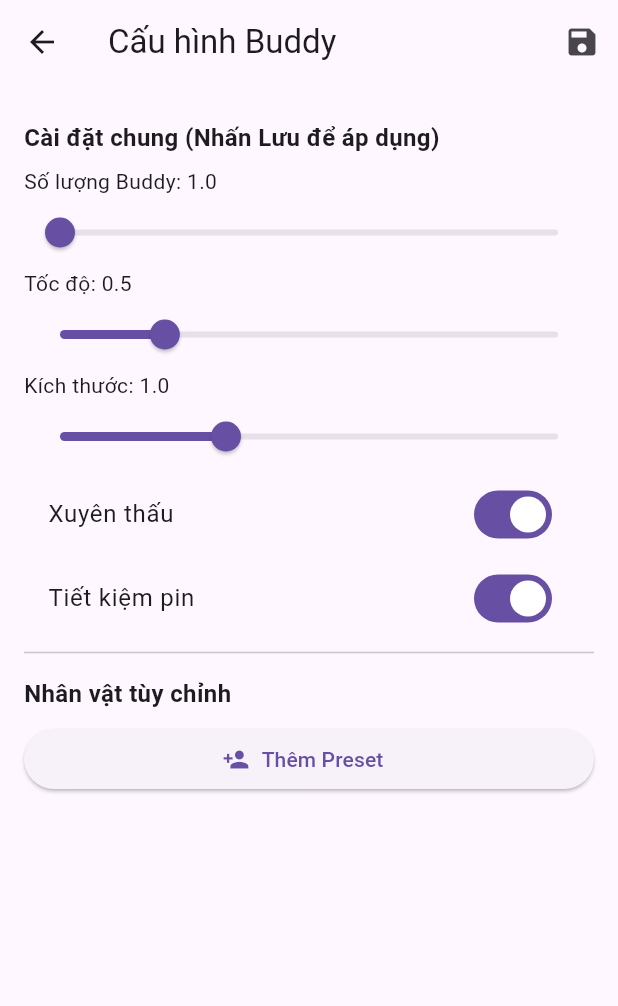
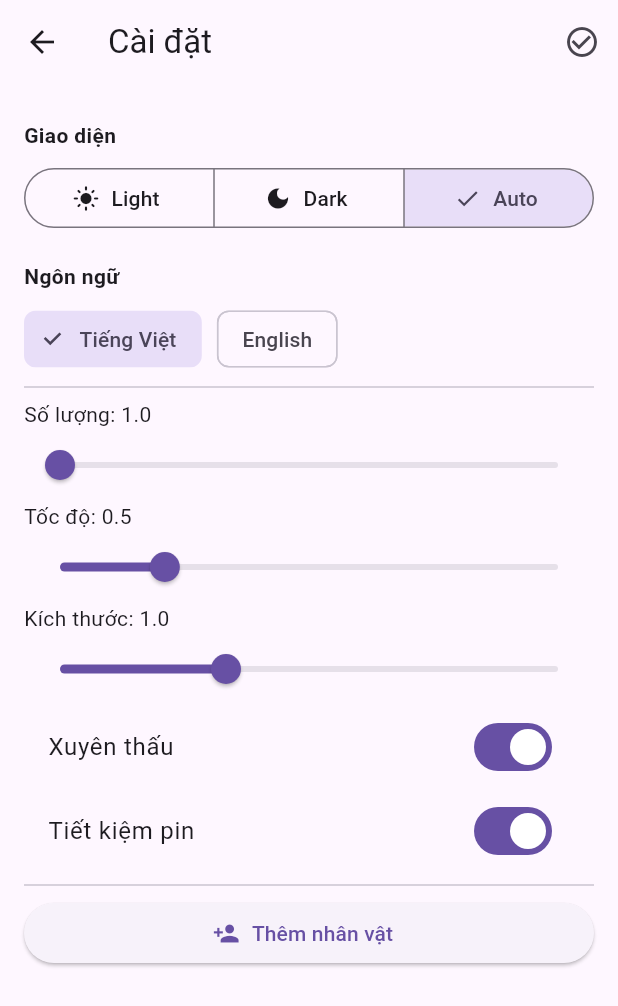
Before and after one commit to goddie9x/t_screen_funny_animation, a Flutter app: the screen it shows after launch, after a tap on the "settings" icon, on a phone screen of 412 x 824 dp. Shown: the top 1006 px of the screen. Run offline on Flutter 3.47's test engine with Material 3 defaults, Android fonts, the phone set to English and light mode, and no system bars; our stand-ins replace image_picker, sensors_plus, shared_preferences; missing offline and left inert: flutter_overlay_window.

Commit message:
feat: add theme

```diff
--- /dev/null
+++ b/flutter_launcher_icons.yaml
@@ -0,0 +1,4 @@
+flutter_launcher_icons:
+  android: true
+  ios: true
+  image_path: "assets/icon/app_icon.png"
--- a/lib/main.dart
+++ b/lib/main.dart
@@ -10,7 +10,28 @@ import 'widgets/t_funny_buddy.dart';
 void main() async {
   WidgetsFlutterBinding.ensureInitialized();
   await AppConfig.instance.load();
-  runApp(const MaterialApp(debugShowCheckedModeBanner: false, home: HomeScreen()));
+  runApp(const TFunnyApp());
+}
+
+class TFunnyApp extends StatelessWidget {
+  const TFunnyApp({super.key});
+
+  @override
+  Widget build(BuildContext context) {
+    return ListenableBuilder(
+      listenable: AppConfig.instance,
+      builder: (context, child) {
+        return MaterialApp(
+          debugShowCheckedModeBanner: false,
+          title: AppConfig.instance.translate('title'),
+          themeMode: AppConfig.instance.themeMode,
+          theme: ThemeData(useMaterial3: true, brightness: Brightness.light),
+          darkTheme: ThemeData(useMaterial3: true, brightness: Brightness.dark),
+          home: const HomeScreen(),
+        );
+      },
+    );
+  }
 }
 
 @pragma("vm:entry-point")
--- a/lib/screens/settings_screen.dart
+++ b/lib/screens/settings_screen.dart
@@ -16,31 +16,49 @@ class _SettingsScreenState extends State<SettingsScreen> {
   Widget build(BuildContext context) {
     final cfg = AppConfig.instance;
     return Scaffold(
-      appBar: AppBar(title: const Text('Cấu hình Buddy'), actions: [
-        IconButton(icon: const Icon(Icons.save), onPressed: () async {
+      appBar: AppBar(title: Text(cfg.translate('settings')), actions: [
+        IconButton(icon: const Icon(Icons.check_circle_outline), onPressed: () async {
           await cfg.save();
-          if (mounted) ScaffoldMessenger.of(context).showSnackBar(const SnackBar(content: Text('Đã lưu và áp dụng toàn hệ thống!')));
+          if (mounted) ScaffoldMessenger.of(context).showSnackBar(SnackBar(content: Text(cfg.translate('save'))));
         })
       ]),
       body: ListView(
         padding: const EdgeInsets.all(16),
         children: [
-          _sectionTitle('Cài đặt chung (Nhấn Lưu để áp dụng)'),
-          _sliderRow('Số lượng Buddy', cfg.shimejiCount.toDouble(), 1, 10, (v) => cfg.shimejiCount = v.toInt()),
-          _sliderRow('Tốc độ', cfg.speedMultiplier, 0.1, 2.0, (v) => cfg.speedMultiplier = v),
-          _sliderRow('Kích thước', cfg.sizeMultiplier, 0.5, 2.0, (v) => cfg.sizeMultiplier = v),
-          SwitchListTile(title: const Text('Xuyên thấu'), value: cfg.isClickThrough, onChanged: (v) => setState(() => cfg.isClickThrough = v)),
-          SwitchListTile(title: const Text('Tiết kiệm pin'), value: cfg.pauseOnScreenOff, onChanged: (v) => setState(() => cfg.pauseOnScreenOff = v)),
+          _sectionTitle(cfg.translate('theme')),
+          SegmentedButton<ThemeMode>(
+            segments: const [
+              ButtonSegment(value: ThemeMode.light, icon: Icon(Icons.light_mode), label: Text('Light')),
+              ButtonSegment(value: ThemeMode.dark, icon: Icon(Icons.dark_mode), label: Text('Dark')),
+              ButtonSegment(value: ThemeMode.system, icon: Icon(Icons.settings_brightness), label: Text('Auto')),
+            ],
+            selected: {cfg.themeMode},
+            onSelectionChanged: (Set<ThemeMode> s) => setState(() => cfg.toggleTheme(s.first)),
+          ),
+          const SizedBox(height: 10),
+          _sectionTitle(cfg.translate('lang')),
+          Row(
+            children: [
+              ChoiceChip(label: const Text('Tiếng Việt'), selected: cfg.locale.languageCode == 'vi', onSelected: (v) => cfg.toggleLang(const Locale('vi'))),
+              const SizedBox(width: 10),
+              ChoiceChip(label: const Text('English'), selected: cfg.locale.languageCode == 'en', onSelected: (v) => cfg.toggleLang(const Locale('en'))),
+            ],
+          ),
           const Divider(),
-          _sectionTitle('Nhân vật tùy chỉnh'),
-          ElevatedButton.icon(icon: const Icon(Icons.person_add), label: const Text('Thêm Preset'), onPressed: _createNewPreset),
+          _sliderRow(cfg.translate('count'), cfg.shimejiCount.toDouble(), 1, 10, (v) => cfg.shimejiCount = v.toInt()),
+          _sliderRow(cfg.translate('speed'), cfg.speedMultiplier, 0.1, 2.0, (v) => cfg.speedMultiplier = v),
+          _sliderRow(cfg.translate('size'), cfg.sizeMultiplier, 0.5, 2.0, (v) => cfg.sizeMultiplier = v),
+          SwitchListTile(title: Text(cfg.translate('click_through')), value: cfg.isClickThrough, onChanged: (v) => setState(() => cfg.isClickThrough = v)),
+          SwitchListTile(title: Text(cfg.translate('battery')), value: cfg.pauseOnScreenOff, onChanged: (v) => setState(() => cfg.pauseOnScreenOff = v)),
+          const Divider(),
+          ElevatedButton.icon(icon: const Icon(Icons.person_add), label: Text(cfg.translate('add_preset')), onPressed: _createNewPreset),
           ...cfg.customPresets.map((p) => _presetCard(p)).toList(),
         ],
       ),
     );
   }
 
-  Widget _sectionTitle(String text) => Padding(padding: const EdgeInsets.symmetric(vertical: 8), child: Text(text, style: const TextStyle(fontWeight: FontWeight.bold, fontSize: 16)));
+  Widget _sectionTitle(String text) => Padding(padding: const EdgeInsets.symmetric(vertical: 8), child: Text(text, style: const TextStyle(fontWeight: FontWeight.bold)));
 
   Widget _sliderRow(String label, double val, double min, double max, Function(double) onCh) {
     return Column(crossAxisAlignment: CrossAxisAlignment.start, children: [
@@ -52,18 +70,13 @@ class _SettingsScreenState extends State<SettingsScreen> {
   Widget _presetCard(CustomPreset p) {
     final cfg = AppConfig.instance;
     return Card(
-      color: cfg.activeCustomPresetId == p.id ? Colors.blue.shade50 : null,
       child: ExpansionTile(
         leading: Radio<String>(value: p.id, groupValue: cfg.activeCustomPresetId, onChanged: (v) { cfg.mode = 'custom'; cfg.activeCustomPresetId = v; setState((){}); }),
         title: Text(p.name),
         children: [
           _upRow(p, 'Đầu', p.headImg, (s) => p.headImg = s),
           _upRow(p, 'Thân', p.bodyImg, (s) => p.bodyImg = s),
-          _upRow(p, 'Tay trên', p.armUpperImg, (s) => p.armUpperImg = s),
-          _upRow(p, 'Tay dưới', p.armLowerImg, (s) => p.armLowerImg = s),
-          _upRow(p, 'Chân trên', p.legUpperImg, (s) => p.legUpperImg = s),
-          _upRow(p, 'Chân dưới', p.legLowerImg, (s) => p.legLowerImg = s),
-          TextButton.icon(onPressed: (){ cfg.customPresets.remove(p); setState((){}); }, icon: const Icon(Icons.delete, color: Colors.red), label: const Text('Xóa', style: TextStyle(color: Colors.red)))
+          TextButton(onPressed: (){ cfg.customPresets.remove(p); setState((){}); }, child: const Text('Xóa', style: TextStyle(color: Colors.red)))
         ],
       ),
     );
@@ -72,22 +85,16 @@ class _SettingsScreenState extends State<SettingsScreen> {
   void _createNewPreset() {
     TextEditingController ctrl = TextEditingController();
     showDialog(context: context, builder: (c) => AlertDialog(
-      title: const Text('Tên nhân vật'),
+      title: const Text('New Buddy'),
       content: TextField(controller: ctrl),
-      actions: [TextButton(onPressed: () {
-        if(ctrl.text.isNotEmpty) {
-          AppConfig.instance.customPresets.add(CustomPreset(id: DateTime.now().toString(), name: ctrl.text));
-          setState((){});
-        }
-        Navigator.pop(c);
-      }, child: const Text('Lưu'))],
+      actions: [TextButton(onPressed: () { if(ctrl.text.isNotEmpty) { AppConfig.instance.customPresets.add(CustomPreset(id: DateTime.now().toString(), name: ctrl.text)); setState((){}); } Navigator.pop(c); }, child: const Text('OK'))],
     ));
   }
 
   Widget _upRow(CustomPreset p, String label, String? path, Function(String) onSet) {
     return ListTile(
       dense: true, title: Text(label),
-      trailing: path != null ? Image.file(File(path), width: 30) : const Icon(Icons.upload, size: 20),
+      trailing: path != null ? const Icon(Icons.check, color: Colors.green) : const Icon(Icons.upload, size: 20),
       onTap: () async {
         final x = await _picker.pickImage(source: ImageSource.gallery);
         if (x != null) { onSet(x.path); setState((){}); }
--- a/lib/utils/config.dart
+++ b/lib/utils/config.dart
@@ -20,6 +20,10 @@ class AppConfig extends ChangeNotifier {
   String mode = 'preset'; int presetId = 0; String? activeCustomPresetId;
   List<CustomPreset> customPresets = [];
 
+  // Theme & Language
+  ThemeMode themeMode = ThemeMode.system;
+  Locale locale = const Locale('vi');
+
   Future<void> load() async {
     final prefs = await SharedPreferences.getInstance();
     shimejiCount = prefs.getInt('count') ?? 1;
@@ -31,6 +35,11 @@ class AppConfig extends ChangeNotifier {
     mode = prefs.getString('mode') ?? 'preset';
     presetId = prefs.getInt('presetId') ?? 0;
     activeCustomPresetId = prefs.getString('activeCustomPresetId');
+
+    String themeStr = prefs.getString('themeMode') ?? 'system';
+    themeMode = themeStr == 'light' ? ThemeMode.light : (themeStr == 'dark' ? ThemeMode.dark : ThemeMode.system);
+    locale = Locale(prefs.getString('lang') ?? 'vi');
+
     List<String>? savedPresets = prefs.getStringList('customPresets');
     if (savedPresets != null) customPresets = savedPresets.map((e) => CustomPreset.fromJson(jsonDecode(e))).toList();
     notifyListeners();
@@ -44,6 +53,8 @@ class AppConfig extends ChangeNotifier {
     await prefs.setDouble('size', sizeMultiplier);
     await prefs.setBool('clickThrough', isClickThrough);
     await prefs.setBool('pauseOnScreenOff', pauseOnScreenOff);
+    await prefs.setString('themeMode', themeMode == ThemeMode.light ? 'light' : (themeMode == ThemeMode.dark ? 'dark' : 'system'));
+    await prefs.setString('lang', locale.languageCode);
     await prefs.setString('mode', mode);
     await prefs.setInt('presetId', presetId);
     if(activeCustomPresetId != null) await prefs.setString('activeCustomPresetId', activeCustomPresetId!);
@@ -55,5 +66,25 @@ class AppConfig extends ChangeNotifier {
     }
     notifyListeners();
   }
+
+  void toggleTheme(ThemeMode m) { themeMode = m; save(); }
+  void toggleLang(Locale l) { locale = l; save(); }
+
+  String translate(String key) {
+    Map<String, Map<String, String>> localized = {
+      'vi': {
+        'title': 'Bạn Đồng Hành T-Funny', 'settings': 'Cài đặt', 'save': 'Lưu cấu hình',
+        'count': 'Số lượng', 'speed': 'Tốc độ', 'size': 'Kích thước', 'click_through': 'Xuyên thấu',
+        'battery': 'Tiết kiệm pin', 'theme': 'Giao diện', 'lang': 'Ngôn ngữ', 'add_preset': 'Thêm nhân vật'
+      },
+      'en': {
+        'title': 'T-Funny Buddy', 'settings': 'Settings', 'save': 'Save Config',
+        'count': 'Quantity', 'speed': 'Speed', 'size': 'Size', 'click_through': 'Click Through',
+        'battery': 'Battery Saver', 'theme': 'Theme', 'lang': 'Language', 'add_preset': 'Add Preset'
+      }
+    };
+    return localized[locale.languageCode]?[key] ?? key;
+  }
+
   CustomPreset? getActiveCustom() { try { return customPresets.firstWhere((p) => p.id == activeCustomPresetId); } catch (_) { return null; } }
 }
--- a/pubspec.yaml
+++ b/pubspec.yaml
@@ -40,6 +40,7 @@ dependencies:
   shared_preferences: ^2.5.5
   sensors_plus: ^7.0.0
   provider: ^6.1.5+1
+  flutter_launcher_icons: ^0.14.4
 
 dev_dependencies:
   flutter_test:
```
Also changed, not shown: pubspec.lock.
